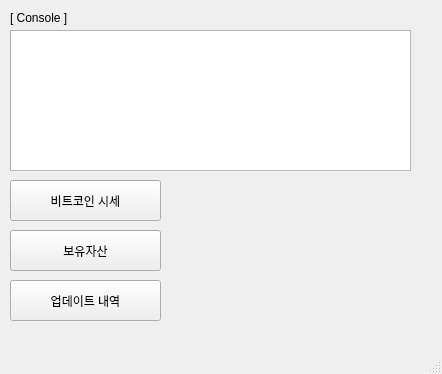
woody35545/Bitcoin_HTS, file UI/gui.ui: the form before one commit.
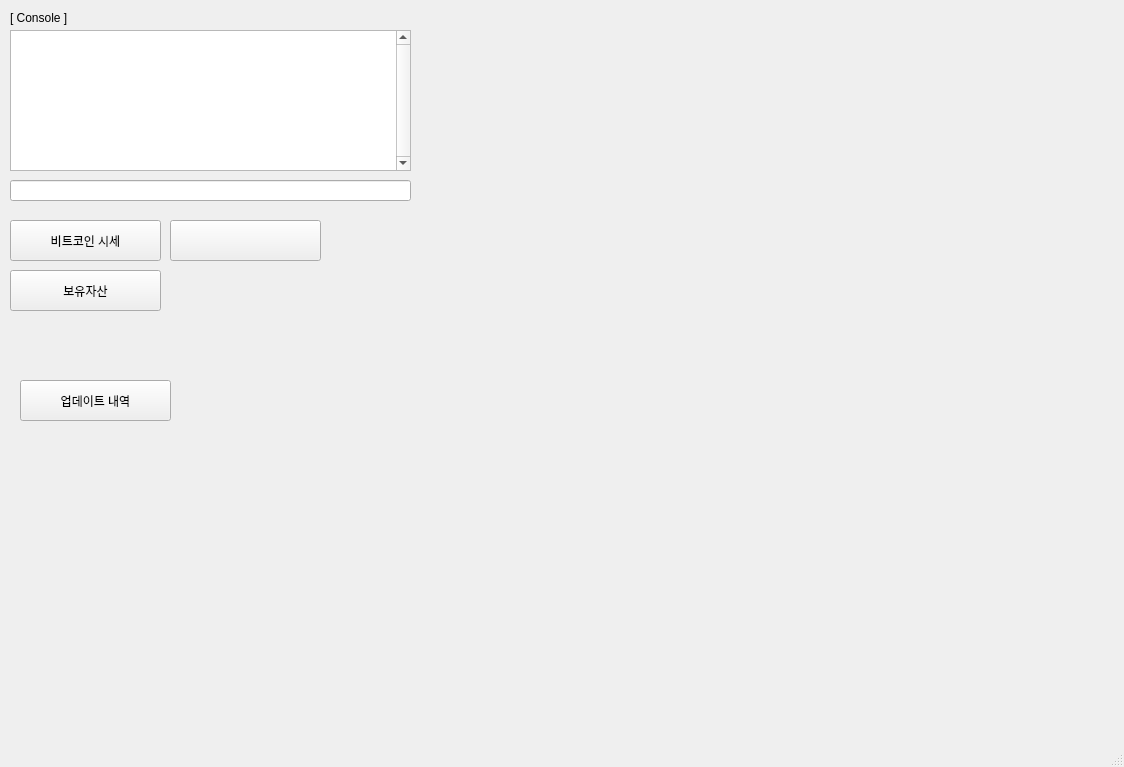
The form after the commit.

```diff
--- a/UI/gui.ui
+++ b/UI/gui.ui
@@ -6,8 +6,8 @@
    <rect>
     <x>0</x>
     <y>0</y>
-    <width>442</width>
-    <height>374</height>
+    <width>1124</width>
+    <height>767</height>
    </rect>
   </property>
   <property name="windowTitle">
@@ -18,7 +18,7 @@
     <property name="geometry">
      <rect>
       <x>10</x>
-      <y>180</y>
+      <y>220</y>
       <width>151</width>
       <height>41</height>
      </rect>
@@ -36,6 +36,9 @@
       <height>141</height>
      </rect>
     </property>
+    <property name="verticalScrollBarPolicy">
+     <enum>Qt::ScrollBarAlwaysOn</enum>
+    </property>
    </widget>
    <widget class="QLabel" name="label">
     <property name="geometry">
@@ -54,7 +57,7 @@
     <property name="geometry">
      <rect>
       <x>10</x>
-      <y>230</y>
+      <y>270</y>
       <width>151</width>
       <height>41</height>
      </rect>
@@ -66,8 +69,8 @@
    <widget class="QPushButton" name="btn_update">
     <property name="geometry">
      <rect>
-      <x>10</x>
-      <y>280</y>
+      <x>20</x>
+      <y>380</y>
       <width>151</width>
       <height>41</height>
      </rect>
@@ -76,6 +79,32 @@
      <string>업데이트 내역</string>
     </property>
    </widget>
+   <widget class="QPushButton" name="btn_bitcoinPrice_2">
+    <property name="geometry">
+     <rect>
+      <x>170</x>
+      <y>220</y>
+      <width>151</width>
+      <height>41</height>
+     </rect>
+    </property>
+    <property name="text">
+     <string/>
+    </property>
+   </widget>
+   <widget class="QLineEdit" name="lineEdit">
+    <property name="geometry">
+     <rect>
+      <x>10</x>
+      <y>180</y>
+      <width>401</width>
+      <height>21</height>
+     </rect>
+    </property>
+    <property name="text">
+     <string/>
+    </property>
+   </widget>
   </widget>
   <widget class="QMenuBar" name="menubar">
    <property name="geometry">
```
Left out of the diff: 4 changed lines with no effect on the pictures.
